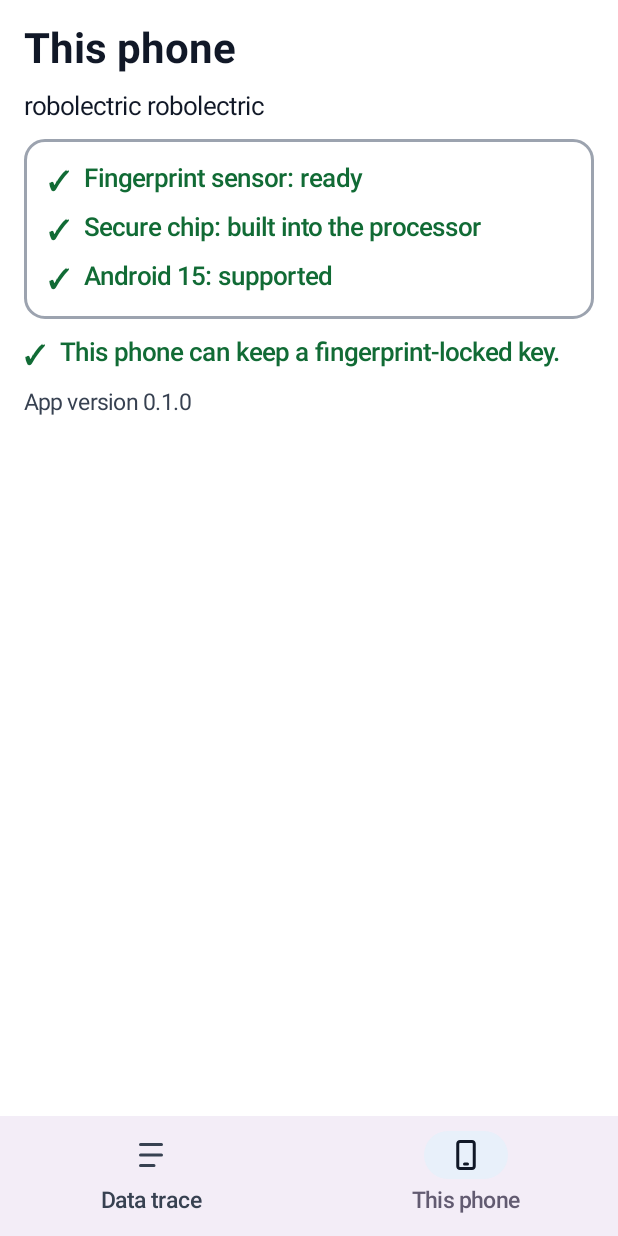
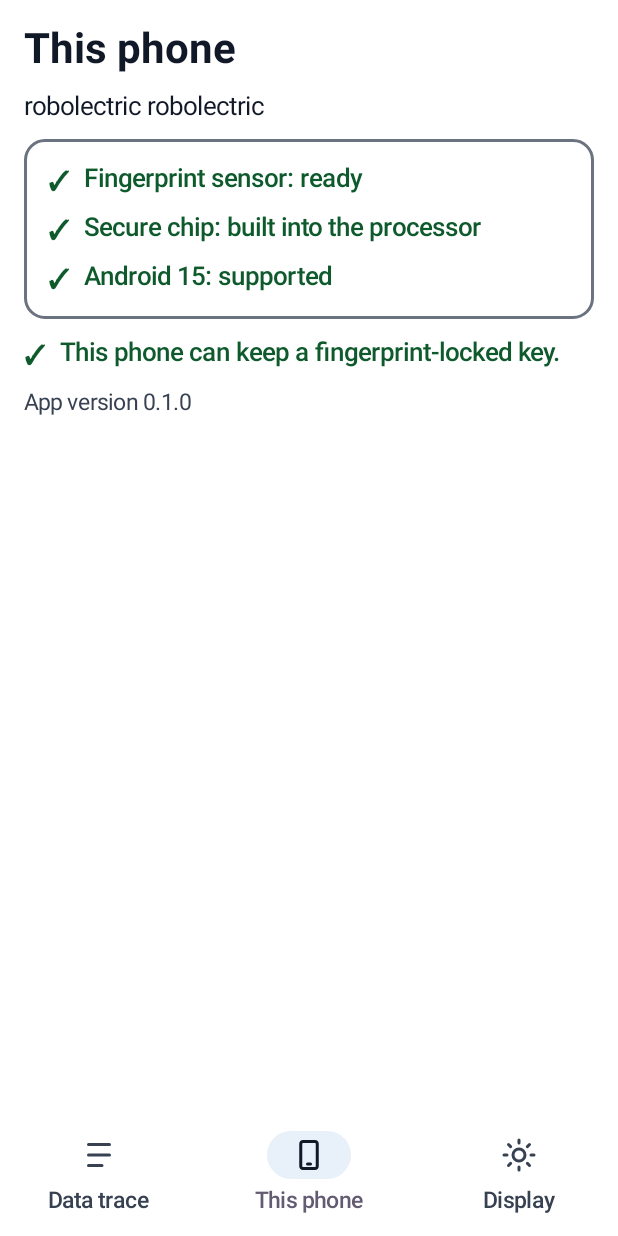
Before and after one commit to bala11836/ERPNext_Owncloud_Stalwart_Integrations, an Android app built with Jetpack Compose: the screen it shows after launch (MainActivity), item 2 of the bottom bar chosen, on a phone screen of 412 x 824 dp. Run offline under Robolectric (Android 15) with nearby library versions, the phone set to English and light mode, and no system bars; our stand-ins replace navigation suite.

Commit message:
Native Android app, Phase 0 (part 2): a look that follows the phone, Outdoor mode, fixed formats
- core: the colours of the three looks (light, dark, outdoor) by their job, with a unit test of the
  contrast of every text and status colour on every background (7:1 or more; 10:1 outdoors); the
  bright-light switch with two thresholds; fixed formats for dates and waiting times (counted from
  when the thing started waiting) and for cutting long text.
- app: follows the phone's day or night mode and font size; Outdoor mode from the light sensor,
  automatic by default, with the person's own switches on a new Display screen; edge to edge with
  readable system bar icons in every look; no white flash at start in night mode; screens name
  colours by their job only. Wallpaper colours are deliberately not used.
- guard tests for these rules (tests/test_mobile_native.py, 10 tests).
Checked on an Android 15 phone: dark and light follow the phone, the Outdoor switch works, the
light sensor is read. Not done: automatic screen and picture tests, the calling layer, texts file.

Co-Authored-By: Claude Fable 5.2 <noreply@anthropic.com>

```diff
--- a/mobile-native/app/src/main/AndroidManifest.xml
+++ b/mobile-native/app/src/main/AndroidManifest.xml
@@ -10,7 +10,7 @@
         android:icon="@drawable/ic_app"
         android:label="@string/app_name"
         android:supportsRtl="true"
-        android:theme="@android:style/Theme.Material.Light.NoActionBar">
+        android:theme="@style/AppStart">
         <activity android:name=".MainActivity" android:exported="true">
             <intent-filter>
                 <action android:name="android.intent.action.MAIN" />
--- a/mobile-native/app/src/main/kotlin/com/example/erp/app/MainActivity.kt
+++ b/mobile-native/app/src/main/kotlin/com/example/erp/app/MainActivity.kt
@@ -1,19 +1,36 @@
 package com.example.erp.app
 
+import android.content.Context
+import android.graphics.Color as AndroidColor
+import android.hardware.Sensor
+import android.hardware.SensorEvent
+import android.hardware.SensorEventListener
+import android.hardware.SensorManager
 import android.os.Build
 import android.os.Bundle
 import android.view.WindowManager
 import androidx.activity.ComponentActivity
+import androidx.activity.SystemBarStyle
 import androidx.activity.compose.setContent
+import androidx.activity.enableEdgeToEdge
+import androidx.compose.foundation.isSystemInDarkTheme
+import androidx.compose.foundation.layout.Box
+import androidx.compose.foundation.layout.statusBarsPadding
 import androidx.compose.material3.Icon
 import androidx.compose.material3.Text
 import androidx.compose.material3.adaptive.navigationsuite.NavigationSuiteScaffold
+import androidx.compose.runtime.DisposableEffect
+import androidx.compose.runtime.SideEffect
 import androidx.compose.runtime.getValue
 import androidx.compose.runtime.mutableStateOf
 import androidx.compose.runtime.remember
 import androidx.compose.runtime.saveable.rememberSaveable
 import androidx.compose.runtime.setValue
+import androidx.compose.ui.Modifier
 import androidx.compose.ui.res.painterResource
+import androidx.core.content.edit
+import com.example.erp.core.OutdoorSwitch
+import com.example.erp.core.Palettes
 import com.example.erp.core.Point
 import com.example.erp.core.Trace
 import com.example.erp.core.Tracer
@@ -23,18 +40,53 @@ import java.util.UUID
 enum class Place(val label: String, val icon: Int) {
     TRACE("Data trace", R.drawable.ic_trace),
     PHONE("This phone", R.drawable.ic_phone),
+    DISPLAY("Display", R.drawable.ic_display),
 }
 
 class MainActivity : ComponentActivity() {
     private val tracer = Tracer()
+    private val outdoorSwitch = OutdoorSwitch()
 
     override fun onCreate(savedInstanceState: Bundle?) {
         super.onCreate(savedInstanceState)
+        enableEdgeToEdge()
         // No screenshots, and a blank card in the app switcher: the app will show personal data.
         window.setFlags(WindowManager.LayoutParams.FLAG_SECURE, WindowManager.LayoutParams.FLAG_SECURE)
         val testBuild = BuildConfig.DEBUG
+        val settings = getSharedPreferences("display", Context.MODE_PRIVATE)
+        val sensors = getSystemService(Context.SENSOR_SERVICE) as SensorManager
+        val lightSensor: Sensor? = sensors.getDefaultSensor(Sensor.TYPE_LIGHT)
+
         setContent {
-            ErpTheme {
+            var automatic by remember { mutableStateOf(settings.getBoolean("outdoor-automatic", true)) }
+            var forced by remember { mutableStateOf(settings.getBoolean("outdoor-forced", false)) }
+            var bright by remember { mutableStateOf(false) }
+            var lux by remember { mutableStateOf<Float?>(null) }
+
+            // The light sensor is listened to only while the automatic switch is on and the app is on screen.
+            DisposableEffect(automatic, lightSensor) {
+                val listener = object : SensorEventListener {
+                    override fun onSensorChanged(event: SensorEvent) {
+                        lux = event.values[0]
+                        bright = outdoorSwitch.reading(event.values[0])
+                    }
+
+                    override fun onAccuracyChanged(sensor: Sensor?, accuracy: Int) = Unit
+                }
+                if (automatic && lightSensor != null) sensors.registerListener(listener, lightSensor, SensorManager.SENSOR_DELAY_NORMAL)
+                onDispose { sensors.unregisterListener(listener) }
+            }
+
+            val outdoor = forced || (automatic && bright)
+            val palette = Palettes.pick(phoneIsDark = isSystemInDarkTheme(), outdoor = outdoor)
+            // Status and navigation bar icons must stay readable on the look in use, also when Outdoor overrides night mode.
+            SideEffect {
+                val style = if (palette == Palettes.DARK) SystemBarStyle.dark(AndroidColor.TRANSPARENT)
+                else SystemBarStyle.light(AndroidColor.TRANSPARENT, AndroidColor.TRANSPARENT)
+                enableEdgeToEdge(statusBarStyle = style, navigationBarStyle = style)
+            }
+
+            ErpTheme(palette) {
                 var place by rememberSaveable { mutableStateOf(Place.TRACE) }
                 var traces by remember { mutableStateOf(tracer.all()) }
                 // Bottom bar on a phone, side rail on a tablet or a phone turned sideways: chosen by the window's width.
@@ -50,9 +102,20 @@ class MainActivity : ComponentActivity() {
                         }
                     },
                 ) {
-                    when (place) {
-                        Place.TRACE -> TraceScreen(traces, showValues = testBuild, onAddSample = if (testBuild) ({ addSample(); traces = tracer.all() }) else null)
-                        Place.PHONE -> PhoneScreen(checkPhone(this), "${Build.MANUFACTURER} ${Build.MODEL}", BuildConfig.VERSION_NAME)
+                    Box(Modifier.statusBarsPadding()) {
+                        when (place) {
+                            Place.TRACE -> TraceScreen(traces, showValues = testBuild, onAddSample = if (testBuild) ({ addSample(); traces = tracer.all() }) else null)
+                            Place.PHONE -> PhoneScreen(checkPhone(this@MainActivity), "${Build.MANUFACTURER} ${Build.MODEL}", BuildConfig.VERSION_NAME)
+                            Place.DISPLAY -> DisplayScreen(
+                                palette,
+                                hasLightSensor = lightSensor != null,
+                                automatic = automatic,
+                                forced = forced,
+                                lux = if (testBuild) lux else null,
+                                onAutomatic = { automatic = it; settings.edit { putBoolean("outdoor-automatic", it) } },
+                                onForced = { forced = it; settings.edit { putBoolean("outdoor-forced", it) } },
+                            )
+                        }
                     }
                 }
             }
--- a/mobile-native/app/src/main/kotlin/com/example/erp/app/Parts.kt
+++ b/mobile-native/app/src/main/kotlin/com/example/erp/app/Parts.kt
@@ -8,24 +8,35 @@ import androidx.compose.foundation.layout.fillMaxWidth
 import androidx.compose.foundation.layout.heightIn
 import androidx.compose.foundation.layout.padding
 import androidx.compose.foundation.shape.RoundedCornerShape
+import androidx.compose.foundation.selection.toggleable
 import androidx.compose.material3.Button
 import androidx.compose.material3.MaterialTheme
 import androidx.compose.material3.Surface
+import androidx.compose.material3.Switch
 import androidx.compose.material3.Text
 import androidx.compose.runtime.Composable
 import androidx.compose.ui.Alignment
 import androidx.compose.ui.Modifier
 import androidx.compose.ui.graphics.Color
+import androidx.compose.ui.semantics.Role
 import androidx.compose.ui.text.font.FontWeight
 import androidx.compose.ui.unit.dp
 
 /** The shared building blocks. Screens are made only from these, so every screen keeps the same rules. */
 
-enum class StatusKind(val mark: String, val word: String, val color: Color) {
-    OK("✓", "OK", Look.Ok),
-    WARN("!", "Check", Look.Warn),
-    BAD("✕", "Failed", Look.Bad),
-    NONE("–", "Not reached", Look.Muted),
+enum class StatusKind(val mark: String, val word: String) {
+    OK("✓", "OK"),
+    WARN("!", "Check"),
+    BAD("✕", "Failed"),
+    NONE("–", "Not reached"),
+}
+
+@Composable
+private fun StatusKind.color(): Color = when (this) {
+    StatusKind.OK -> Look.Ok
+    StatusKind.WARN -> Look.Warn
+    StatusKind.BAD -> Look.Bad
+    StatusKind.NONE -> Look.Muted
 }
 
 /**
@@ -35,8 +46,8 @@ enum class StatusKind(val mark: String, val word: String, val color: Color) {
 @Composable
 fun Status(kind: StatusKind, text: String, modifier: Modifier = Modifier) {
     Row(modifier, horizontalArrangement = Arrangement.spacedBy(10.dp), verticalAlignment = Alignment.Top) {
-        Text(kind.mark, color = kind.color, fontWeight = FontWeight.Bold, style = MaterialTheme.typography.bodyLarge)
-        Text(text, color = kind.color, fontWeight = FontWeight.SemiBold, style = MaterialTheme.typography.bodyLarge)
+        Text(kind.mark, color = kind.color(), fontWeight = FontWeight.Bold, style = MaterialTheme.typography.bodyLarge)
+        Text(text, color = kind.color(), fontWeight = FontWeight.SemiBold, style = MaterialTheme.typography.bodyLarge)
     }
 }
 
@@ -54,7 +65,7 @@ fun ActionMessage(kind: StatusKind, text: String, actionLabel: String, onAct: ()
 
 @Composable
 fun Panel(modifier: Modifier = Modifier, content: @Composable () -> Unit) {
-    Surface(modifier.fillMaxWidth(), shape = RoundedCornerShape(14.dp), border = BorderStroke(2.dp, Look.Line), color = Color.White) {
+    Surface(modifier.fillMaxWidth(), shape = RoundedCornerShape(14.dp), border = BorderStroke(2.dp, Look.Line), color = Look.Surface, contentColor = Look.Ink) {
         Column(Modifier.padding(Look.Gap), verticalArrangement = Arrangement.spacedBy(10.dp)) { content() }
     }
 }
@@ -65,3 +76,19 @@ fun MainButton(label: String, onClick: () -> Unit, modifier: Modifier = Modifier
         Text(label, style = MaterialTheme.typography.labelLarge)
     }
 }
+
+/** A setting with its explanation. The whole row is the switch, so it is easy to hit and is read out as one thing. */
+@Composable
+fun SwitchRow(title: String, explanation: String, checked: Boolean, onChange: (Boolean) -> Unit, modifier: Modifier = Modifier) {
+    Row(
+        modifier.fillMaxWidth().heightIn(min = Look.Touch).toggleable(checked, role = Role.Switch, onValueChange = onChange),
+        horizontalArrangement = Arrangement.spacedBy(Look.Gap),
+        verticalAlignment = Alignment.CenterVertically,
+    ) {
+        Column(Modifier.weight(1f), verticalArrangement = Arrangement.spacedBy(2.dp)) {
+            Text(title, style = MaterialTheme.typography.titleMedium, color = Look.Ink)
+            Text(explanation, style = MaterialTheme.typography.bodyMedium, color = Look.Muted)
+        }
+        Switch(checked, onCheckedChange = null)
+    }
+}
--- a/mobile-native/app/src/main/kotlin/com/example/erp/app/PhoneScreen.kt
+++ b/mobile-native/app/src/main/kotlin/com/example/erp/app/PhoneScreen.kt
@@ -42,8 +42,8 @@ fun PhoneScreen(check: PhoneCheck, model: String, version: String) {
     // One centred column, so text lines stay readable on a tablet.
     Column(Modifier.fillMaxSize().verticalScroll(rememberScrollState()).padding(Look.Gap), verticalArrangement = Arrangement.spacedBy(12.dp)) {
         Column(Modifier.widthIn(max = 640.dp), verticalArrangement = Arrangement.spacedBy(12.dp)) {
-            Text("This phone", style = MaterialTheme.typography.headlineMedium)
-            Text(model, style = MaterialTheme.typography.bodyLarge)
+            Text("This phone", style = MaterialTheme.typography.headlineMedium, color = Look.Ink)
+            Text(model, style = MaterialTheme.typography.bodyLarge, color = Look.Ink)
             Panel { check.lines.forEach { (kind, text) -> Status(kind, text) } }
             Status(
                 if (check.usable) StatusKind.OK else StatusKind.WARN,
--- a/mobile-native/app/src/main/kotlin/com/example/erp/app/Theme.kt
+++ b/mobile-native/app/src/main/kotlin/com/example/erp/app/Theme.kt
@@ -2,57 +2,79 @@ package com.example.erp.app
 
 import androidx.compose.material3.MaterialTheme
 import androidx.compose.material3.Typography
+import androidx.compose.material3.darkColorScheme
 import androidx.compose.material3.lightColorScheme
 import androidx.compose.runtime.Composable
+import androidx.compose.runtime.CompositionLocalProvider
+import androidx.compose.runtime.staticCompositionLocalOf
 import androidx.compose.ui.graphics.Color
 import androidx.compose.ui.text.TextStyle
 import androidx.compose.ui.text.font.FontWeight
 import androidx.compose.ui.unit.dp
 import androidx.compose.ui.unit.sp
+import com.example.erp.core.Palette
+import com.example.erp.core.Palettes
+
+private val LocalPalette = staticCompositionLocalOf { Palettes.LIGHT }
+
+private val Long.color: Color get() = Color(0xFF000000L or this)
 
 /**
- * Sunlight-first look: white ground, near-black text (contrast above 7:1), one deep blue accent, large type.
- * Status is always an icon or a word plus colour, never colour alone (see [Status]).
+ * The colours of the look in use. Screens name a colour only by its job, so they follow the phone's day or night
+ * mode and Outdoor mode without knowing about them. The values and their contrast are tested in the rules module.
+ * Status is always a mark and a word as well as a colour (see [Status]).
  */
 object Look {
-    val Ink = Color(0xFF111827)
-    val Muted = Color(0xFF374151)
-    val Accent = Color(0xFF0B4F9E)
-    val Ok = Color(0xFF116B35)
-    val Warn = Color(0xFF8A4B00)
-    val Bad = Color(0xFFA61B1B)
-    val Line = Color(0xFF9CA3AF)
-    val Soft = Color(0xFFE8F0FA)
+    val Ground: Color @Composable get() = LocalPalette.current.ground.color
+    val Surface: Color @Composable get() = LocalPalette.current.surface.color
+    val Ink: Color @Composable get() = LocalPalette.current.text.color
+    val Muted: Color @Composable get() = LocalPalette.current.muted.color
+    val Accent: Color @Composable get() = LocalPalette.current.accent.color
+    val Line: Color @Composable get() = LocalPalette.current.line.color
+    val Soft: Color @Composable get() = LocalPalette.current.soft.color
+    val Ok: Color @Composable get() = LocalPalette.current.ok.color
+    val Warn: Color @Composable get() = LocalPalette.current.warn.color
+    val Bad: Color @Composable get() = LocalPalette.current.bad.color
 
     /** Touch targets are at least this tall (gloves, one hand). */
     val Touch = 56.dp
     val Gap = 16.dp
 }
 
-private val Colors = lightColorScheme(
-    primary = Look.Accent,
-    onPrimary = Color.White,
-    secondaryContainer = Look.Soft,
-    onSecondaryContainer = Look.Ink,
-    background = Color.White,
-    onBackground = Look.Ink,
-    surface = Color.White,
-    onSurface = Look.Ink,
-    surfaceVariant = Color(0xFFF1F4F8),
-    onSurfaceVariant = Look.Muted,
-    outline = Look.Line,
-    error = Look.Bad,
-    onError = Color.White,
-)
+/** Sizes in sp, so every text also follows the font size the person set on the phone. Outdoor is a step larger and heavier. */
+private fun type(outdoor: Boolean): Typography {
+    val more = if (outdoor) 2 else 0
+    val body = if (outdoor) FontWeight.Medium else FontWeight.Normal
+    return Typography(
+        headlineMedium = TextStyle(fontSize = (28 + more).sp, lineHeight = (34 + more).sp, fontWeight = FontWeight.Bold),
+        titleMedium = TextStyle(fontSize = (19 + more).sp, lineHeight = (26 + more).sp, fontWeight = FontWeight.SemiBold),
+        bodyLarge = TextStyle(fontSize = (17 + more).sp, lineHeight = (25 + more).sp, fontWeight = body),
+        bodyMedium = TextStyle(fontSize = (15 + more).sp, lineHeight = (22 + more).sp, fontWeight = body),
+        labelLarge = TextStyle(fontSize = (18 + more).sp, lineHeight = (24 + more).sp, fontWeight = FontWeight.SemiBold),
+        labelMedium = TextStyle(fontSize = (15 + more).sp, lineHeight = (20 + more).sp, fontWeight = FontWeight.SemiBold),
+    )
+}
 
-private val Type = Typography(
-    headlineMedium = TextStyle(fontSize = 28.sp, lineHeight = 34.sp, fontWeight = FontWeight.Bold),
-    titleMedium = TextStyle(fontSize = 19.sp, lineHeight = 26.sp, fontWeight = FontWeight.SemiBold),
-    bodyLarge = TextStyle(fontSize = 17.sp, lineHeight = 25.sp),
-    bodyMedium = TextStyle(fontSize = 15.sp, lineHeight = 22.sp),
-    labelLarge = TextStyle(fontSize = 18.sp, lineHeight = 24.sp, fontWeight = FontWeight.SemiBold),
-    labelMedium = TextStyle(fontSize = 15.sp, lineHeight = 20.sp, fontWeight = FontWeight.SemiBold),
-)
-
+/** Wallpaper colours are deliberately not used: a status colour must mean the same, with the same contrast, on every phone. */
 @Composable
-fun ErpTheme(content: @Composable () -> Unit) = MaterialTheme(colorScheme = Colors, typography = Type, content = content)
+fun ErpTheme(palette: Palette, content: @Composable () -> Unit) {
+    val scheme = (if (palette == Palettes.DARK) darkColorScheme() else lightColorScheme()).copy(
+        primary = palette.accent.color,
+        onPrimary = palette.onAccent.color,
+        secondaryContainer = palette.soft.color,
+        onSecondaryContainer = palette.text.color,
+        background = palette.ground.color,
+        onBackground = palette.text.color,
+        surface = palette.ground.color,
+        onSurface = palette.text.color,
+        surfaceVariant = palette.surface.color,
+        onSurfaceVariant = palette.muted.color,
+        surfaceContainer = palette.surface.color,
+        outline = palette.line.color,
+        error = palette.bad.color,
+        onError = palette.ground.color,
+    )
+    CompositionLocalProvider(LocalPalette provides palette) {
+        MaterialTheme(colorScheme = scheme, typography = type(palette == Palettes.OUTDOOR), content = content)
+    }
+}
--- a/mobile-native/app/src/main/kotlin/com/example/erp/app/TraceScreen.kt
+++ b/mobile-native/app/src/main/kotlin/com/example/erp/app/TraceScreen.kt
@@ -22,7 +22,6 @@ import androidx.compose.runtime.mutableStateOf
 import androidx.compose.runtime.saveable.rememberSaveable
 import androidx.compose.runtime.setValue
 import androidx.compose.ui.Modifier
-import androidx.compose.ui.graphics.Color
 import androidx.compose.ui.platform.LocalClipboardManager
 import androidx.compose.ui.text.AnnotatedString
 import androidx.compose.ui.unit.dp
@@ -58,7 +57,7 @@ fun TraceScreen(traces: List<Trace>, showValues: Boolean, onAddSample: (() -> Un
 @Composable
 private fun TraceList(traces: List<Trace>, selected: String?, onAddSample: (() -> Unit)?, modifier: Modifier, onOpen: (String) -> Unit) {
     Column(modifier.verticalScroll(rememberScrollState()), verticalArrangement = Arrangement.spacedBy(12.dp)) {
-        Text("Data trace", style = MaterialTheme.typography.headlineMedium)
+        Text("Data trace", style = MaterialTheme.typography.headlineMedium, color = Look.Ink)
         if (traces.isEmpty()) {
             Text("No actions yet. Each save you make in the app appears here with the points its data passed.", style = MaterialTheme.typography.bodyLarge, color = Look.Muted)
         }
@@ -68,7 +67,8 @@ private fun TraceList(traces: List<Trace>, selected: String?, onAddSample: (() -
                 Modifier.fillMaxWidth().heightIn(min = Look.Touch).clickable { onOpen(trace.id) },
                 shape = RoundedCornerShape(14.dp),
                 border = BorderStroke(2.dp, if (trace.id == selected) Look.Accent else Look.Line),
-                color = if (trace.id == selected) Look.Soft else Color.White,
+                color = if (trace.id == selected) Look.Soft else Look.Surface,
+                contentColor = Look.Ink,
             ) {
                 Column(Modifier.padding(Look.Gap), verticalArrangement = Arrangement.spacedBy(6.dp)) {
                     Text(trace.action, style = MaterialTheme.typography.titleMedium)
@@ -88,7 +88,7 @@ private fun TraceList(traces: List<Trace>, selected: String?, onAddSample: (() -
 private fun TraceDetail(trace: Trace, showValues: Boolean, onBack: (() -> Unit)?) {
     val clipboard = LocalClipboardManager.current
     Column(Modifier.verticalScroll(rememberScrollState()), verticalArrangement = Arrangement.spacedBy(12.dp)) {
-        Text(trace.action, style = MaterialTheme.typography.headlineMedium)
+        Text(trace.action, style = MaterialTheme.typography.headlineMedium, color = Look.Ink)
         Panel {
             for (point in Point.entries) {
                 val mark = trace.marks.lastOrNull { it.point == point }
--- /dev/null
+++ b/mobile-native/app/src/main/res/drawable/ic_display.xml
@@ -0,0 +1,4 @@
+<?xml version="1.0" encoding="utf-8"?>
+<vector xmlns:android="http://schemas.android.com/apk/res/android" android:width="24dp" android:height="24dp" android:viewportWidth="24" android:viewportHeight="24">
+    <path android:fillColor="#00000000" android:strokeColor="#FF111827" android:strokeWidth="2" android:strokeLineCap="round" android:strokeLineJoin="round" android:pathData="M12,8a4,4 0,1 0,0 8a4,4 0,1 0,0 -8zM12,2v2M12,20v2M2,12h2M20,12h2M5,5l1.4,1.4M17.6,17.6l1.4,1.4M5,19l1.4,-1.4M17.6,6.4l1.4,-1.4" />
+</vector>
--- /dev/null
+++ b/mobile-native/app/src/main/res/values-night/themes.xml
@@ -0,0 +1,8 @@
+<?xml version="1.0" encoding="utf-8"?>
+<resources>
+    <!-- Night mode: no white flash at start. -->
+    <style name="AppStart" parent="android:Theme.Material.NoActionBar">
+        <item name="android:windowBackground">@color/start_ground</item>
+    </style>
+    <color name="start_ground">#0F141A</color>
+</resources>
--- /dev/null
+++ b/mobile-native/app/src/main/res/values/themes.xml
@@ -0,0 +1,8 @@
+<?xml version="1.0" encoding="utf-8"?>
+<resources>
+    <!-- Only what shows for the instant before the app draws: the page colour of the day look. -->
+    <style name="AppStart" parent="android:Theme.Material.Light.NoActionBar">
+        <item name="android:windowBackground">@color/start_ground</item>
+    </style>
+    <color name="start_ground">#FFFFFF</color>
+</resources>
--- /dev/null
+++ b/mobile-native/core/src/main/kotlin/com/example/erp/core/Palette.kt
@@ -0,0 +1,86 @@
+package com.example.erp.core
+
+import kotlin.math.pow
+
+/**
+ * Every colour the app uses, by its job, once per look. Colours are 0xRRGGBB numbers so this file has no Android
+ * in it and the contrast of every pair is checked by a unit test (PaletteTest): a colour changed badly fails the build.
+ */
+data class Palette(
+    val name: String,
+    /** The page. */
+    val ground: Long,
+    /** Cards and panels on the page. */
+    val surface: Long,
+    val text: Long,
+    /** Secondary text. Still fully readable. */
+    val muted: Long,
+    /** The one accent: main buttons, the selected place. */
+    val accent: Long,
+    /** Text on the accent. */
+    val onAccent: Long,
+    /** Borders and dividers. */
+    val line: Long,
+    /** A quiet highlight behind selected or grouped content. */
+    val soft: Long,
+    val ok: Long,
+    val warn: Long,
+    val bad: Long,
+) {
+    /** The colours that carry text or a status mark. */
+    val inks: Map<String, Long> get() = mapOf("text" to text, "muted" to muted, "accent" to accent, "ok" to ok, "warn" to warn, "bad" to bad)
+}
+
+object Palettes {
+    /** Follows the phone in day mode. Sunlight-first: text contrast of 7:1 or more. */
+    val LIGHT = Palette("light", 0xFFFFFF, 0xFFFFFF, 0x111827, 0x374151, 0x0B4F9E, 0xFFFFFF, 0x6B7280, 0xE8F0FA, 0x0E5A2C, 0x703C00, 0x9B1717)
+
+    /** Follows the phone in night mode: a near-black ground and softened colours, so it does not glare. */
+    val DARK = Palette("dark", 0x0F141A, 0x18212B, 0xE8EEF3, 0xB4C0CC, 0x8FC1FF, 0x06223F, 0x7C8A99, 0x1E3350, 0x7FD9A0, 0xF3BE72, 0xFFA3A3)
+
+    /** Outdoor mode, for direct sun: always light, the strongest contrast, heavy lines. */
+    val OUTDOOR = Palette("outdoor", 0xFFFFFF, 0xFFFFFF, 0x000000, 0x1F2937, 0x08366E, 0xFFFFFF, 0x111827, 0xDCE9FA, 0x0A4521, 0x5C3200, 0x7A0F0F)
+
+    val all = listOf(LIGHT, DARK, OUTDOOR)
+
+    /** Outdoor wins over the phone's day or night mode. */
+    fun pick(phoneIsDark: Boolean, outdoor: Boolean): Palette = if (outdoor) OUTDOOR else if (phoneIsDark) DARK else LIGHT
+}
+
+object Contrast {
+    private fun channel(value: Long): Double {
+        val c = value / 255.0
+        return if (c <= 0.03928) c / 12.92 else ((c + 0.055) / 1.055).pow(2.4)
+    }
+
+    private fun luminance(rgb: Long): Double =
+        0.2126 * channel(rgb shr 16 and 0xFF) + 0.7152 * channel(rgb shr 8 and 0xFF) + 0.0722 * channel(rgb and 0xFF)
+
+    /** The WCAG contrast ratio of two colours, from 1 (the same) to 21 (black on white). */
+    fun ratio(a: Long, b: Long): Double {
+        val (light, dark) = listOf(luminance(a), luminance(b)).sortedDescending()
+        return (light + 0.05) / (dark + 0.05)
+    }
+}
+
+/**
+ * Decides Outdoor mode from the phone's light sensor. Two thresholds, so a cloud or a hand over the sensor does
+ * not make the screen flicker between looks: on above [on] lux, off again only below [off] lux.
+ * The person's own switch always wins: with [automatic] off, only [forced] counts.
+ */
+class OutdoorSwitch(private val on: Float = 8000f, private val off: Float = 2000f) {
+    init {
+        require(off < on)
+    }
+
+    var bright: Boolean = false
+        private set
+
+    /** Feeds one sensor reading; returns whether it is bright now. */
+    fun reading(lux: Float): Boolean {
+        if (lux >= on) bright = true else if (lux <= off) bright = false
+        return bright
+    }
+
+    fun outdoor(automatic: Boolean, forced: Boolean): Boolean = forced || (automatic && bright)
+}
```
Also changed, not shown: mobile-native/app/src/main/kotlin/com/example/erp/app/DisplayScreen.kt (added, +61 -0 lines), mobile-native/core/src/main/kotlin/com/example/erp/core/Format.kt (added, +57 -0 lines), 3 other files.
